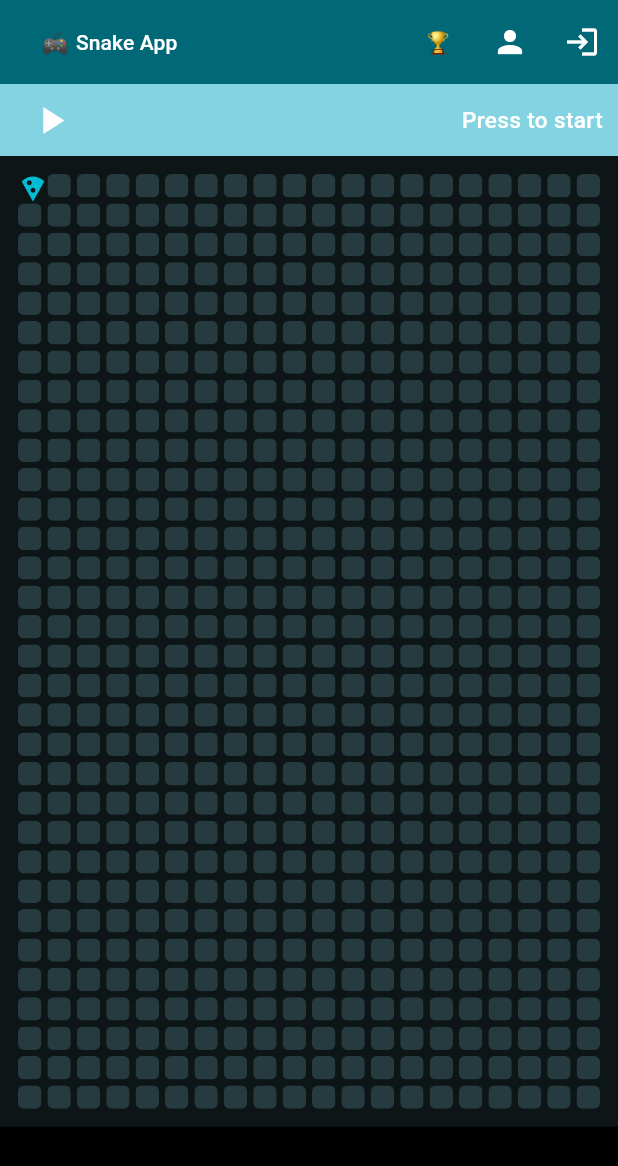
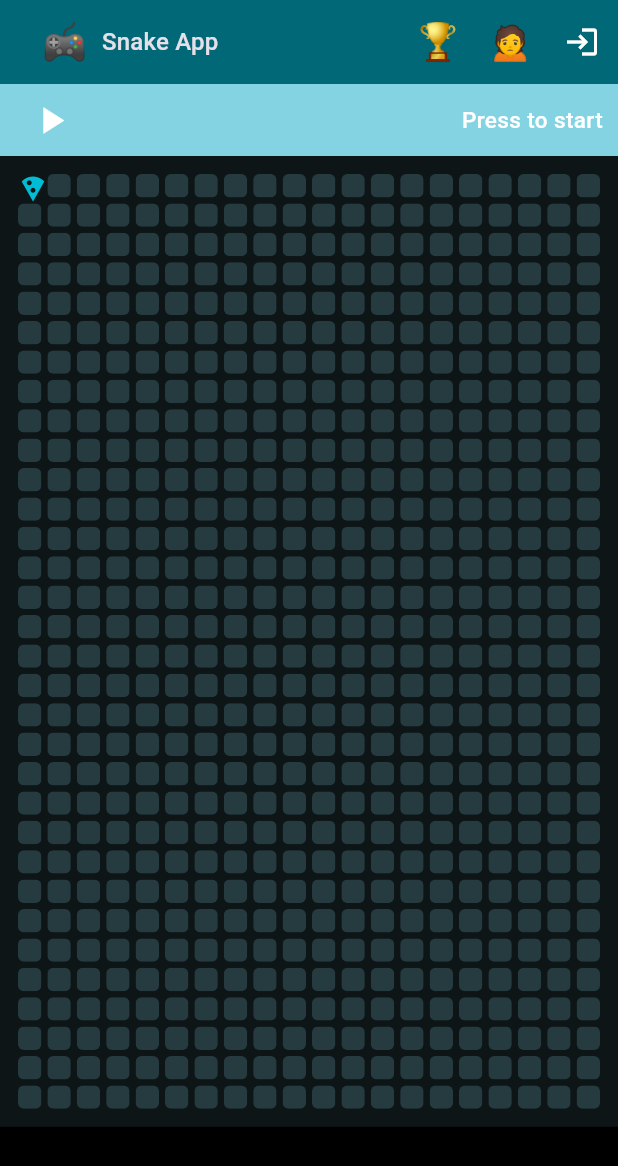
Before and after one commit to chingalo-family/snake-app, a Flutter app: the SnakePage screen opened directly, on a phone screen of 412 x 824 dp. Shown: the top 1166 px of the screen. Run offline on Flutter 3.47's test engine with Material 3 defaults, Android fonts, the phone set to English and light mode, and no system bars; our stand-ins replace flutter_svg, fluttertoast, shared_preferences, sqflite; missing offline and left inert: dhis2_dart_utils, mailer; accounts and stored records are empty.

Commit message:
refactor: icons on top bar using refernce

```diff
--- a/lib/core/components/app_bar_container.dart
+++ b/lib/core/components/app_bar_container.dart
@@ -2,6 +2,7 @@ import 'dart:async';
 
 import 'package:flutter/material.dart';
 import 'package:snake_app/core/constants/app_info_reference.dart';
+import 'package:snake_app/core/constants/icon_reference.dart';
 import 'package:snake_app/modules/game/game.dart';
 import 'package:snake_app/modules/leaderboard/leaderboard.dart';
 import 'package:snake_app/modules/user_profile/user_profile.dart';
@@ -64,10 +65,16 @@ class AppBarContainer extends StatelessWidget implements PreferredSizeWidget {
             mainAxisSize: MainAxisSize.min,
             children: [
               Container(
-                margin: const EdgeInsets.only(right: 5.0),
-                child: Text("🎮"),
+                margin: const EdgeInsets.only(right: 10.0),
+                child: Text(
+                  IconReference.gamePad,
+                  style: Theme.of(context).textTheme.headlineSmall,
+                ),
               ),
-              Text(AppInfoReference.appName),
+              Text(
+                AppInfoReference.appName,
+                style: Theme.of(context).textTheme.titleMedium,
+              ),
             ],
           ),
         ),
@@ -77,14 +84,20 @@ class AppBarContainer extends StatelessWidget implements PreferredSizeWidget {
       actions: [
         Visibility(
           child: IconButton(
-            icon: Text('🏆'),
+            icon: Text(
+              IconReference.trophy,
+              style: Theme.of(context).textTheme.headlineSmall,
+            ),
             tooltip: 'Leaderboard',
             onPressed: () => _onDirectToLeaderboard(context),
           ),
         ),
         Visibility(
           child: IconButton(
-            icon: Icon(Icons.person, color: Colors.white),
+            icon: Text(
+              IconReference.person,
+              style: Theme.of(context).textTheme.headlineSmall,
+            ),
             tooltip: 'Profile',
             onPressed: () => _onDirectToProfile(context),
           ),
```
